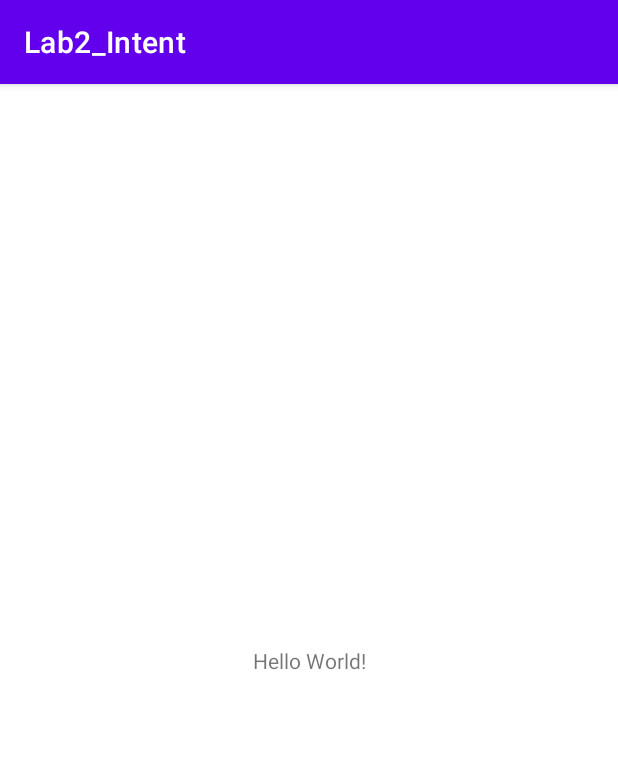
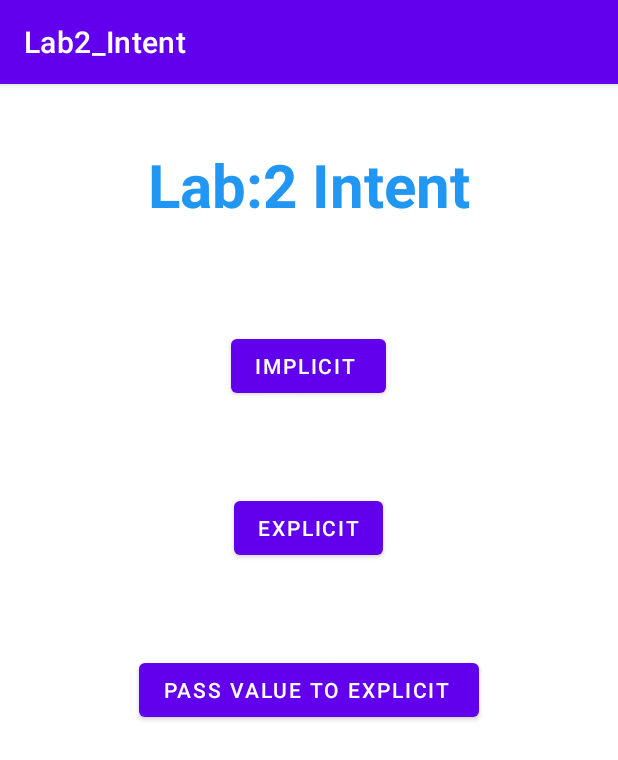
Before and after one commit to minuschuman/Mobile_Intent, an Android app: the screen it shows after launch (MainActivity), on a phone screen of 412 x 824 dp. Shown: the top 760 px of the screen. Run offline under Robolectric (Android 15) with nearby library versions, the phone set to English and light mode, and no system bars.

Commit message:
add buttons

```diff
--- a/app/src/main/AndroidManifest.xml
+++ b/app/src/main/AndroidManifest.xml
@@ -10,6 +10,12 @@
         android:supportsRtl="true"
         android:theme="@style/Theme.Lab2_Intent">
         <activity
+            android:name=".ValuePassExplicitActivity"
+            android:exported="false" />
+        <activity
+            android:name=".ExplicitActivity"
+            android:exported="false" />
+        <activity
             android:name=".MainActivity"
             android:exported="true">
             <intent-filter>
--- a/app/src/main/java/com/example/lab2_intent/MainActivity.java
+++ b/app/src/main/java/com/example/lab2_intent/MainActivity.java
@@ -2,13 +2,46 @@ package com.example.lab2_intent;
 
 import androidx.appcompat.app.AppCompatActivity;
 
+import android.content.Intent;
+import android.net.Uri;
 import android.os.Bundle;
+import android.view.View;
+import android.widget.Button;
 
-public class MainActivity extends AppCompatActivity {
-
+public class MainActivity extends AppCompatActivity  implements View.OnClickListener{
+    Intent i;
     @Override
     protected void onCreate(Bundle savedInstanceState) {
         super.onCreate(savedInstanceState);
         setContentView(R.layout.activity_main);
+
+        Button implicit = findViewById(R.id.btnImplicit);
+        Button explicit = findViewById(R.id.btnExplicit);
+        Button passExplicit = findViewById(R.id.btnPassExplicit);
+
+        implicit.setOnClickListener(this);
+        explicit.setOnClickListener(this);
+        passExplicit.setOnClickListener(this);
+    }
+
+    @Override
+    public void onClick(View view) {
+        if(view.getId()==R.id.btnImplicit){
+            i=new Intent(Intent.ACTION_VIEW);
+            i.setData(Uri.parse("http://www.javatpoint.com"));
+            startActivity(i);
+        }
+        if(view.getId()==R.id.btnExplicit){
+            i = new Intent(getApplicationContext(), ExplicitActivity.class);
+            startActivity(i);
+        }
+        if(view.getId()==R.id.btnPassExplicit){
+            startIntent(ValuePassExplicitActivity.class);
+        }
+    }
+
+    private void startIntent(Class activity){
+        Intent i = new Intent(MainActivity.this, activity);
+        startActivity(i);
     }
 }
--- a/app/src/main/res/layout/activity_main.xml
+++ b/app/src/main/res/layout/activity_main.xml
@@ -1,18 +1,46 @@
 <?xml version="1.0" encoding="utf-8"?>
-<androidx.constraintlayout.widget.ConstraintLayout xmlns:android="http://schemas.android.com/apk/res/android"
-    xmlns:app="http://schemas.android.com/apk/res-auto"
-    xmlns:tools="http://schemas.android.com/tools"
+<RelativeLayout
     android:layout_width="match_parent"
     android:layout_height="match_parent"
-    tools:context=".MainActivity">
-
+    xmlns:android="http://schemas.android.com/apk/res/android"
+    >
     <TextView
         android:layout_width="wrap_content"
         android:layout_height="wrap_content"
-        android:text="Hello World!"
-        app:layout_constraintBottom_toBottomOf="parent"
-        app:layout_constraintLeft_toLeftOf="parent"
-        app:layout_constraintRight_toRightOf="parent"
-        app:layout_constraintTop_toTopOf="parent" />
+        android:text="Lab:2 Intent"
+        android:id="@+id/header"
+        android:textSize="40sp"
+        android:textColor="#2196F3"
+        android:textStyle="bold"
+        android:layout_centerHorizontal="true"
+        android:layout_margin="40dp"
+        />
 
-</androidx.constraintlayout.widget.ConstraintLayout>
+    <Button
+        android:layout_width="wrap_content"
+        android:layout_height="wrap_content"
+        android:text="Implicit "
+        android:id="@+id/btnImplicit"
+        android:layout_below="@+id/header"
+        android:layout_centerHorizontal="true"
+        android:layout_margin="30dp"
+        />
+    <Button
+        android:layout_width="wrap_content"
+        android:layout_height="wrap_content"
+        android:text="Explicit"
+        android:layout_below="@+id/btnImplicit"
+        android:id="@+id/btnExplicit"
+        android:layout_centerHorizontal="true"
+        android:layout_margin="30dp"
+        />
+    <Button
+        android:layout_width="wrap_content"
+        android:layout_height="wrap_content"
+        android:text="Pass value to explicit "
+        android:id="@+id/btnPassExplicit"
+        android:layout_below="@+id/btnExplicit"
+        android:layout_centerHorizontal="true"
+        android:layout_margin="30dp"
+        />
+</RelativeLayout>
```
